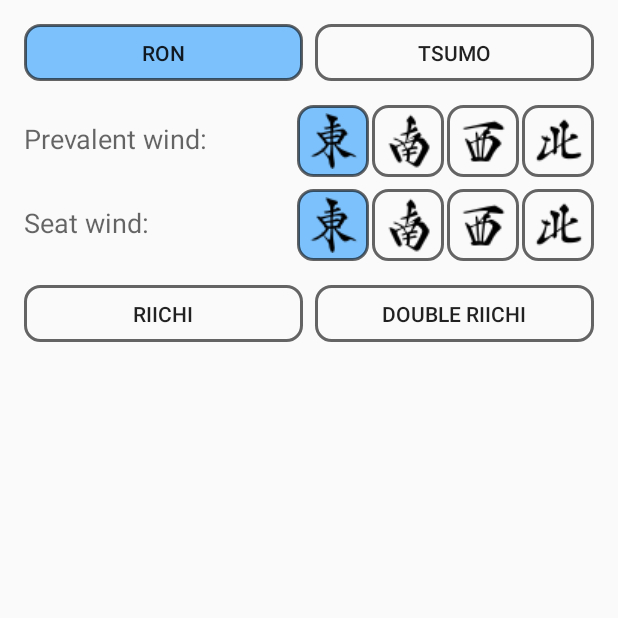
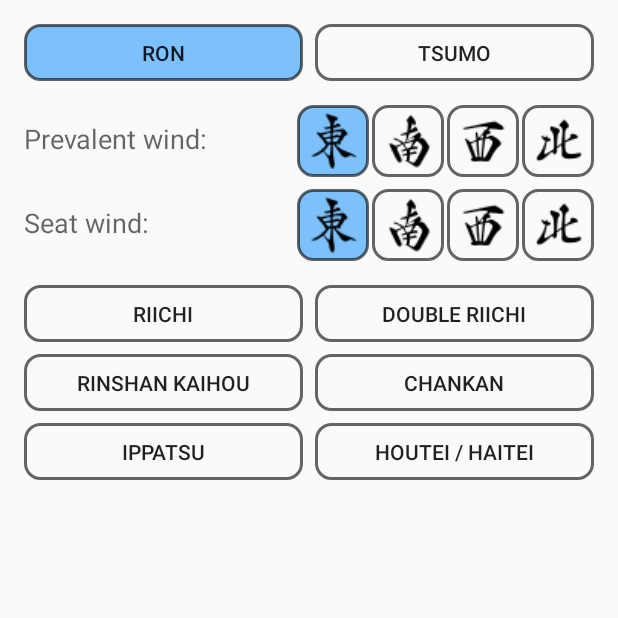
Before and after one commit to NaxHPL/RiichiCompanion, an Android app: the fragment WinConditionsFragment shown on its own in the app's theme, on a phone screen of 412 x 824 dp, the top half of it. Run offline under Robolectric (Android 15) with nearby library versions, the phone set to English and light mode, and no system bars; 4 statements that could not run were skipped.

Commit message:
Added more win condition toggles

```diff
--- a/RiichiCompanion/app/src/main/res/layout/fragment_win_conditions.xml
+++ b/RiichiCompanion/app/src/main/res/layout/fragment_win_conditions.xml
@@ -231,6 +231,74 @@
                 app:layout_constraintStart_toEndOf="@+id/tbRiichi"
                 app:layout_constraintTop_toBottomOf="@+id/tbSeatWindNorth" />
 
+            <ToggleButton
+                android:id="@+id/tbRinshan"
+                android:layout_width="0dp"
+                android:layout_height="38dp"
+                android:layout_marginStart="16dp"
+                android:layout_marginTop="8dp"
+                android:layout_marginEnd="4dp"
+                android:background="@drawable/rc_toggle_button_bg"
+                android:foreground="?attr/selectableItemBackground"
+                android:text="Rinshan Kaihou"
+                android:textOff="Rinshan Kaihou"
+                android:textOn="Rinshan Kaihou"
+                app:layout_constraintEnd_toStartOf="@+id/tbChankan"
+                app:layout_constraintHorizontal_bias="0.5"
+                app:layout_constraintStart_toStartOf="parent"
+                app:layout_constraintTop_toBottomOf="@+id/tbRiichi" />
+
+            <ToggleButton
+                android:id="@+id/tbChankan"
+                android:layout_width="0dp"
+                android:layout_height="38dp"
+                android:layout_marginStart="4dp"
+                android:layout_marginTop="8dp"
+                android:layout_marginEnd="16dp"
+                android:background="@drawable/rc_toggle_button_bg"
+                android:foreground="?attr/selectableItemBackground"
+                android:text="Chankan"
+                android:textOff="Chankan"
+                android:textOn="Chankan"
+                app:layout_constraintEnd_toEndOf="parent"
+                app:layout_constraintHorizontal_bias="0.5"
+                app:layout_constraintStart_toEndOf="@+id/tbRinshan"
+                app:layout_constraintTop_toBottomOf="@+id/tbDoubleRiichi" />
+
+            <ToggleButton
+                android:id="@+id/tbIppatsu"
+                android:layout_width="0dp"
+                android:layout_height="38dp"
+                android:layout_marginStart="16dp"
+                android:layout_marginTop="8dp"
+                android:layout_marginEnd="4dp"
+                android:background="@drawable/rc_toggle_button_bg"
+                android:foreground="?attr/selectableItemBackground"
+                android:text="Ippatsu"
+                android:textOff="Ippatsu"
+                android:textOn="Ippatsu"
+                app:layout_constraintEnd_toStartOf="@+id/tbHouteiHaitei"
+                app:layout_constraintHorizontal_bias="0.5"
+                app:layout_constraintStart_toStartOf="parent"
+                app:layout_constraintTop_toBottomOf="@+id/tbRinshan" />
+
+            <ToggleButton
+                android:id="@+id/tbHouteiHaitei"
+                android:layout_width="0dp"
+                android:layout_height="38dp"
+                android:layout_marginStart="4dp"
+                android:layout_marginTop="8dp"
+                android:layout_marginEnd="16dp"
+                android:background="@drawable/rc_toggle_button_bg"
+                android:foreground="?attr/selectableItemBackground"
+                android:text="Houtei / Haitei"
+                android:textOff="Houtei / Haitei"
+                android:textOn="Houtei / Haitei"
+                app:layout_constraintEnd_toEndOf="parent"
+                app:layout_constraintHorizontal_bias="0.5"
+                app:layout_constraintStart_toEndOf="@+id/tbIppatsu"
+                app:layout_constraintTop_toBottomOf="@+id/tbChankan" />
+
         </androidx.constraintlayout.widget.ConstraintLayout>
     </ScrollView>
 
```
